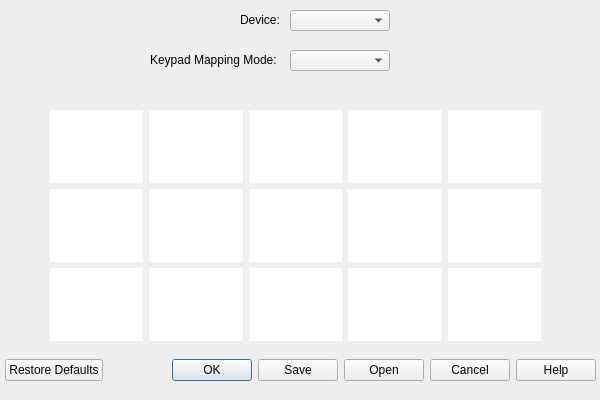
Before: the Qt Designer form companion/KeypadCompanion.ui in VoxelTek/SkyMusicKeypad, drawn with Qt 5.
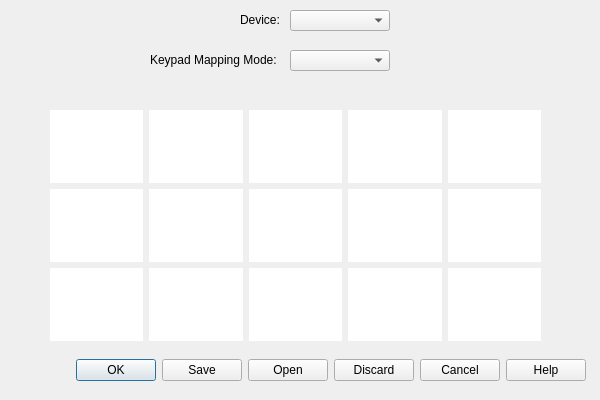
After: the same form once the commit is applied. Icons and pictures are not drawn.

Commit message: More misc developments on companion app

Patch:
```diff
--- a/companion/KeypadCompanion.ui
+++ b/companion/KeypadCompanion.ui
@@ -16,9 +16,9 @@
   <widget class="QDialogButtonBox" name="buttonBox">
    <property name="geometry">
     <rect>
-     <x>5</x>
+     <x>15</x>
      <y>350</y>
-     <width>591</width>
+     <width>571</width>
      <height>41</height>
     </rect>
    </property>
@@ -26,7 +26,7 @@
     <enum>Qt::Orientation::Horizontal</enum>
    </property>
    <property name="standardButtons">
-    <set>QDialogButtonBox::StandardButton::Cancel|QDialogButtonBox::StandardButton::Help|QDialogButtonBox::StandardButton::Ok|QDialogButtonBox::StandardButton::Open|QDialogButtonBox::StandardButton::RestoreDefaults|QDialogButtonBox::StandardButton::Save</set>
+    <set>QDialogButtonBox::StandardButton::Cancel|QDialogButtonBox::StandardButton::Discard|QDialogButtonBox::StandardButton::Help|QDialogButtonBox::StandardButton::Ok|QDialogButtonBox::StandardButton::Open|QDialogButtonBox::StandardButton::Save</set>
    </property>
    <property name="centerButtons">
     <bool>false</bool>
```
Left out of the diff: 16 changed lines with no effect on the pictures. The commit also changes 3 other files.
